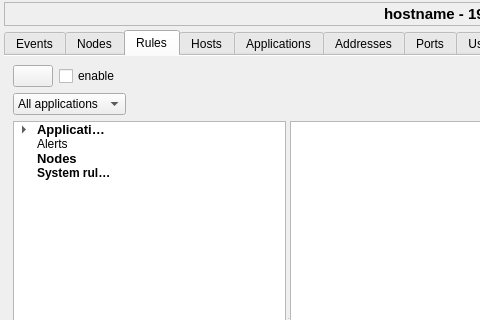
Old version of the form ui/opensnitch/res/stats.ui in the repository evilsocket/opensnitch; both pictures show x 0 to 480 and y 0 to 320 of the 863 by 597 pixel window.
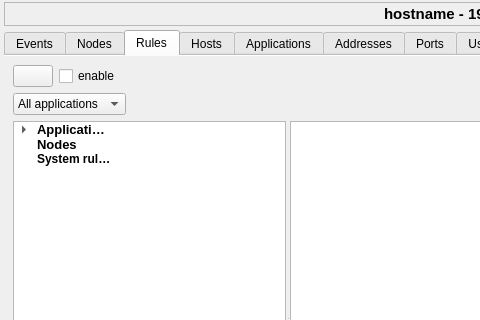
New version of the form. The open tabs and pages were chosen to show the change. Icons and pictures are not drawn. Custom widgets are drawn as their Qt base class.

Commit message: ui: removed non-used widget from main win

What changed in the file:
```diff
--- a/ui/opensnitch/res/stats.ui
+++ b/ui/opensnitch/res/stats.ui
@@ -811,14 +811,6 @@
             </property>
            </item>
           </item>
-          <item>
-           <property name="text">
-            <string>Alerts</string>
-           </property>
-           <property name="icon">
-            <iconset theme="dialog-warning"/>
-           </property>
-          </item>
           <item>
            <property name="text">
             <string>Nodes</string>
```
